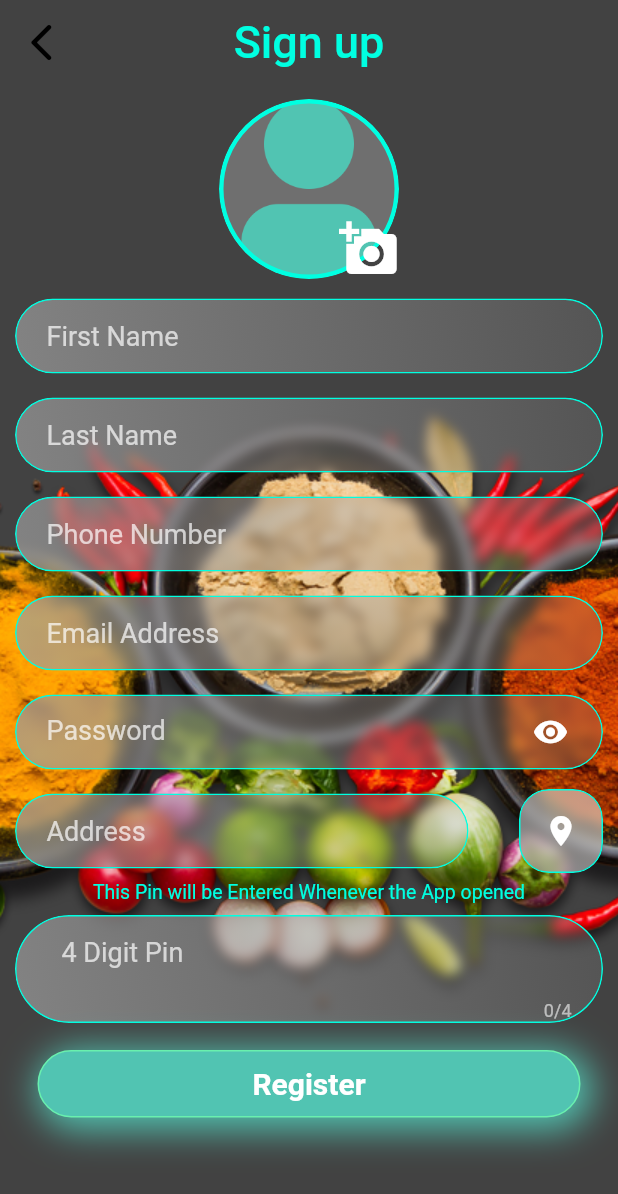
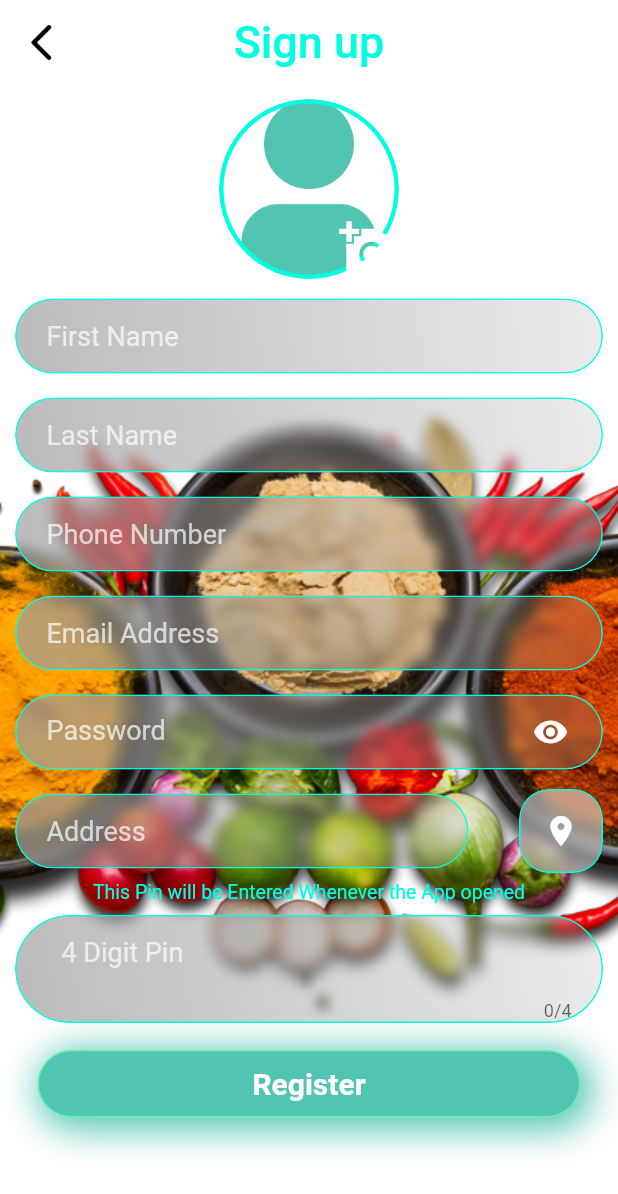
Before and after one commit to KamranMehar/foodzik, a Flutter app: the screen it shows after launch, after a tap on "SIGN UP", on a phone screen of 412 x 824 dp. Shown: the top 1194 px of the screen. Run offline on Flutter 3.47's test engine with Material 2 defaults, Android fonts, the phone set to English and light mode, and no system bars; our stand-ins replace awesome_dialog, firebase_auth, firebase_core, firebase_database, firebase_storage, flutter_zoom_drawer and 7 more; accounts and stored records are empty; network calls fail.

Commit message:
theme mode is save in shared pref

```diff
--- a/lib/main.dart
+++ b/lib/main.dart
@@ -8,10 +8,10 @@ import 'package:foodzik/pages/main_screen.dart';
 import 'package:foodzik/pages/sign_up.dart';
 import 'package:firebase_core/firebase_core.dart';
 import 'package:provider/provider.dart';
-
 import 'model classes/theme_model.dart';
 
 void main() async{
+
   WidgetsFlutterBinding.ensureInitialized();
   await Firebase.initializeApp();
   SystemChrome.setPreferredOrientations([
@@ -22,20 +22,18 @@ void main() async{
   ));
 }
 
-
 class MyApp extends StatelessWidget {
-
   @override
   Widget build(BuildContext context) {
-
-   return  ChangeNotifierProvider<ThemeProvider>(
-     create: (context) =>ThemeProvider(),
-     child: Consumer<ThemeProvider>(
-       builder: (context,ThemeProvider themeProvider,child) {
+    return ChangeNotifierProvider(
+      create: (_) => ModelTheme(),
+      child: Consumer<ModelTheme>(
+          builder: (context, ModelTheme themeNotifier, child) {
             return MaterialApp(
-                themeMode: themeProvider.themeMode,
-                theme: MyTheme.lightTheme,
-                darkTheme: MyTheme.darkTheme,
+              theme: themeNotifier.isDark
+                  ? MyTheme.darkTheme
+                  : MyTheme.lightTheme,
+              title: 'Flutter Demo',
               routes: {
                 '/home': (context) => HomePage(),
                 '/firstScreen': (context) => FirstScreen(),
@@ -44,14 +42,10 @@ class MyApp extends StatelessWidget {
                 '/approveUser': (context) => UserApprovalPage(),
                 '/mainScreen': (context) => MainScreen(),
               },
+              home: FirstScreen(),
               debugShowCheckedModeBanner: false,
-                title: 'Theme Manager Demo',
-                home: FirstScreen()
+            );
+          }),
     );
   }
-     )
-
-   );
-
 }
-}
--- a/lib/model classes/theme_model.dart
+++ b/lib/model classes/theme_model.dart
@@ -1,14 +1,28 @@
 
 import 'package:flutter/material.dart';
 import 'package:flutter/services.dart';
-import 'package:foodzik/theme/colors.dart';
+import 'package:foodzik/model%20classes/theme_shared_pref.dart';
+import '../theme/colors.dart';
 
-class ThemeProvider extends ChangeNotifier{
-  ThemeMode themeMode=ThemeMode.dark;
-  bool get isDarkMode=>themeMode==ThemeMode.dark;
+class ModelTheme extends ChangeNotifier {
+  late bool _isDark;
+  late MyThemePreferences _preferences;
+  bool get isDark => _isDark;
 
-  void toggleTheme(bool isOn){
-    themeMode=isOn?ThemeMode.dark:ThemeMode.light;
+  ModelTheme() {
+    _isDark = false;
+    _preferences = MyThemePreferences();
+    getPreferences();
+  }
+//Switching the themes
+  set isDark(bool value) {
+    _isDark = value;
+    _preferences.setTheme(value);
+    notifyListeners();
+  }
+
+  getPreferences() async {
+    _isDark = await _preferences.getTheme();
     notifyListeners();
   }
 }
@@ -25,11 +39,6 @@ class MyTheme {
           statusBarIconBrightness: Brightness.light,
           statusBarColor: Colors.transparent,
         ),
-             /* systemOverlayStyle: SystemUiOverlayStyle(
-                  statusBarIconBrightness: Brightness.light,
-                  statusBarColor: Colors.transparent,
-                  statusBarBrightness: Brightness.light
-              )*/
       ),
       colorScheme: const ColorScheme.dark(
           primary: greenPrimary,
@@ -46,11 +55,6 @@ class MyTheme {
         statusBarIconBrightness: Brightness.dark,
         statusBarColor: Colors.transparent,
       ),
-       /* systemOverlayStyle: SystemUiOverlayStyle(
-            statusBarIconBrightness: Brightness.light,
-            statusBarColor: Colors.transparent,
-            statusBarBrightness: Brightness.light
-        )*/
     ),
     scaffoldBackgroundColor: Colors.white,
     colorScheme: const ColorScheme.light(
--- /dev/null
+++ b/lib/model classes/theme_shared_pref.dart
@@ -0,0 +1,15 @@
+import 'package:shared_preferences/shared_preferences.dart';
+
+class MyThemePreferences {
+  static const THEME_KEY = "theme_key";
+
+  setTheme(bool value) async {
+    SharedPreferences sharedPreferences = await SharedPreferences.getInstance();
+    sharedPreferences.setBool(THEME_KEY, value);
+  }
+
+  getTheme() async {
+    SharedPreferences sharedPreferences = await SharedPreferences.getInstance();
+    return sharedPreferences.getBool(THEME_KEY) ?? false;
+  }
+}
--- a/lib/pages/home/home_page.dart
+++ b/lib/pages/home/home_page.dart
@@ -31,7 +31,6 @@ class _HomePageState extends State<HomePage> {
   @override
   Widget build(BuildContext context) {
     Size size=MediaQuery.of(context).size;
-    bool isDark=false;
     ThemeData theme = Theme.of(context);
     return Scaffold(
       // backgroundColor: ,
@@ -56,7 +55,7 @@ class _HomePageState extends State<HomePage> {
                 alignment: Alignment.center,
                 label: Text("5",style: GoogleFonts.aBeeZee(),),
                 child: IconButton(onPressed: (){},
-                    icon:  Icon(Icons.notifications,size: 35,color: theme.brightness==Brightness.light?Colors.black:
+                    icon:  Icon(Icons.shopping_cart,size: 35,color: theme.brightness==Brightness.light?Colors.black:
                       Colors.white,))),
           )
         ],
```
Also changed, not shown: lib/pages/my_drawer.dart (+3 -4 lines). Lines whose indentation alone changed are shown as unchanged.
